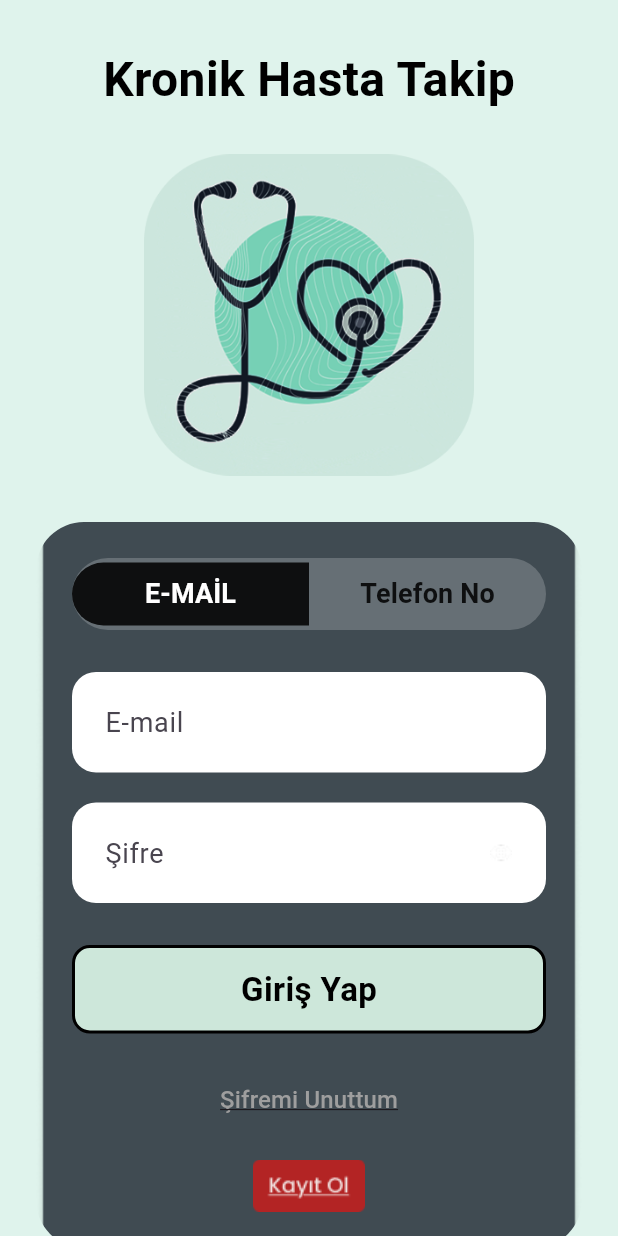
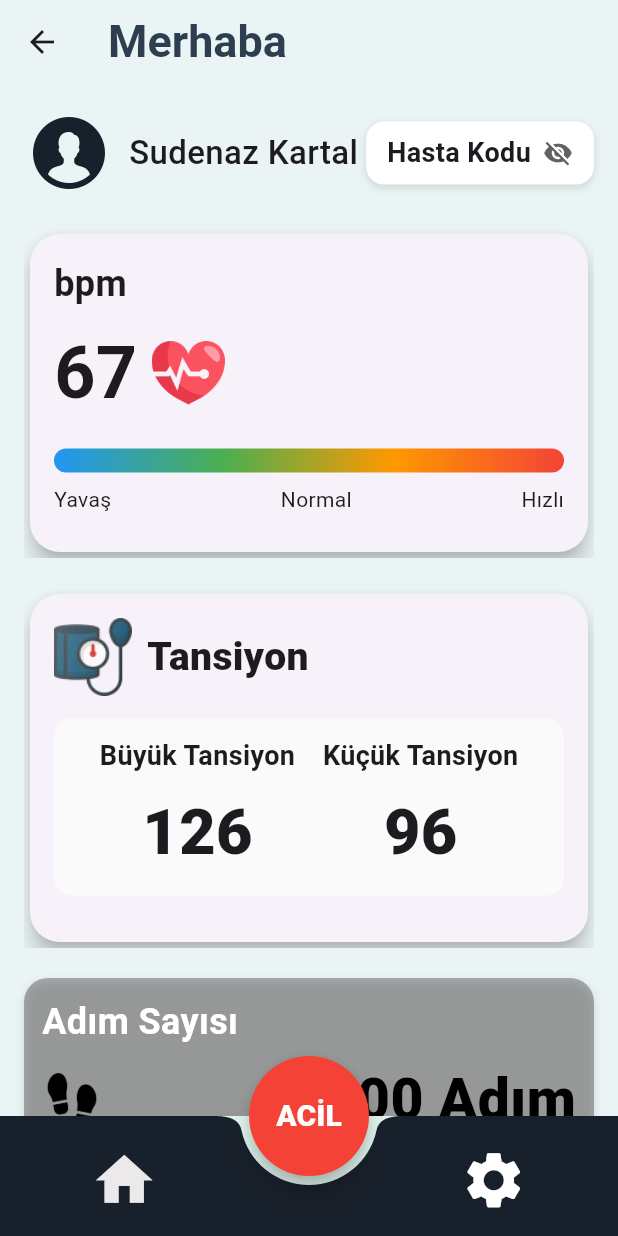
Before and after one commit to Muhammed-Canpolat/HealthAssistant, a Flutter app: the screen it shows after launch, after a tap on "Giriş Yap", on a phone screen of 412 x 824 dp. Run offline on Flutter 3.47's test engine with Material 3 defaults, Android fonts, the phone set to English and light mode, and no system bars; our stand-ins replace fl_chart.

Commit message:
değişiklik: home-page eklendi.

```diff
--- /dev/null
+++ b/lib/line_chart_sample.dart
@@ -0,0 +1,90 @@
+import 'package:fl_chart/fl_chart.dart';
+import 'package:flutter/material.dart';
+
+class LineChartSample extends StatelessWidget {
+  @override
+  Widget build(BuildContext context) {
+    return Center(
+      child: Container(
+        width: double.infinity,
+        height: 240,
+        padding: const EdgeInsets.only(
+          top: 16,
+          left: 20,
+          right: 12,
+          bottom: 12,
+        ),
+        child: Column(
+          crossAxisAlignment: CrossAxisAlignment.start,
+          children: [
+            const SizedBox(height: 8),
+            Expanded(
+              child: LineChart(
+                LineChartData(
+                  minX: 0,
+                  maxX: 60,
+                  minY: 0,
+                  maxY: 120,
+                  titlesData: FlTitlesData(
+                    bottomTitles: AxisTitles(
+                      sideTitles: SideTitles(
+                        showTitles: true,
+                        interval: 15,
+                        getTitlesWidget: (value, meta) {
+                          return Text(
+                            '${value.toInt()} dk',
+                            style: TextStyle(fontSize: 13),
+                          );
+                        },
+                      ),
+                    ),
+                    leftTitles: AxisTitles(
+                      sideTitles: SideTitles(
+                        showTitles: true,
+                        interval: 40,
+                        reservedSize: 42,
+                        getTitlesWidget: (value, meta) {
+                          return Text(
+                            '${value.toInt()}',
+                            style: TextStyle(fontSize: 13),
+                          );
+                        },
+                      ),
+                    ),
+                    topTitles: AxisTitles(
+                      sideTitles: SideTitles(showTitles: false),
+                    ),
+                    rightTitles: AxisTitles(
+                      sideTitles: SideTitles(showTitles: false),
+                    ),
+                  ),
+                  gridData: FlGridData(show: true),
+                  borderData: FlBorderData(show: false),
+                  lineBarsData: [
+                    LineChartBarData(
+                      spots: const [
+                        FlSpot(0, 120),
+                        FlSpot(15, 130),
+                        FlSpot(30, 115),
+                        FlSpot(45, 140),
+                        FlSpot(60, 125),
+                      ],
+                      isCurved: true,
+                      color: Colors.blueAccent,
+                      barWidth: 3,
+                      belowBarData: BarAreaData(
+                        show: true,
+                        color: Colors.blueAccent.withOpacity(0.3),
+                      ),
+                      dotData: FlDotData(show: true),
+                    ),
+                  ],
+                ),
+              ),
+            ),
+          ],
+        ),
+      ),
+    );
+  }
+}
--- a/lib/main.dart
+++ b/lib/main.dart
@@ -7,6 +7,9 @@ import 'screens/register_relative_screen.dart';
 import 'screens/forgot_password_screen.dart';
 import 'screens/forgot_password_verify_screen.dart';
 import 'screens/forgot_password_reset_screen.dart';
+import 'screens/home_page.dart';
+import 'screens/settings.dart';
+import 'screens/emergency.dart';
 
 void main() {
   runApp(const KronikHastaTakipApp());
@@ -34,7 +37,84 @@ class KronikHastaTakipApp extends StatelessWidget {
         '/forgotPassword': (context) => const ForgotPasswordScreen(),
         '/forgotVerify': (context) => const ForgotVerifyScreen(),
         '/resetPassword': (context) => const ForgotResetScreen(),
+        '/home': (context) => AltNavigasyon(),
       },
     );
   }
 }
+
+class AltNavigasyon extends StatefulWidget {
+  @override
+  _AltNavigasyonState createState() => _AltNavigasyonState();
+}
+
+class _AltNavigasyonState extends State<AltNavigasyon> {
+  int _seciliIndex = 0;
+
+  final List<Widget> _sayfalar = [HomePage(), Settings()];
+
+  @override
+  Widget build(BuildContext context) {
+    return Scaffold(
+      body: _sayfalar[_seciliIndex],
+
+      floatingActionButton: SizedBox(
+        width: 80,
+        height: 80,
+        child: FloatingActionButton(
+          backgroundColor: Colors.red,
+          shape: CircleBorder(),
+          child: Text(
+            "ACİL",
+            style: TextStyle(
+              fontWeight: FontWeight.w900,
+              color: Colors.white,
+              fontSize: 20,
+            ),
+          ),
+          onPressed: () {
+            Navigator.push(
+              context,
+              MaterialPageRoute(builder: (context) => Emergency()),
+            );
+          },
+        ),
+      ),
+
+      floatingActionButtonLocation: FloatingActionButtonLocation.centerDocked,
+      bottomNavigationBar: BottomAppBar(
+        color: const Color(0xFF18202B),
+        shape: const CircularNotchedRectangle(),
+        notchMargin: 6,
+        child: Container(
+          height: 60,
+          child: Row(
+            mainAxisAlignment: MainAxisAlignment.spaceAround,
+            children: [
+              IconButton(
+                icon: Icon(
+                  Icons.home,
+                  color:
+                      _seciliIndex == 0
+                          ? const Color.fromARGB(255, 235, 233, 233)
+                          : Colors.white,
+                  size: 45,
+                ),
+                onPressed: () => setState(() => _seciliIndex = 0),
+              ),
+              const SizedBox(width: 40), // ACİL buton boşluğu
+              IconButton(
+                icon: Icon(
+                  Icons.settings,
+                  color: _seciliIndex == 1 ? Colors.red : Colors.white,
+                  size: 45,
+                ),
+                onPressed: () => setState(() => _seciliIndex = 1),
+              ),
+            ],
+          ),
+        ),
+      ),
+    );
+  }
+}
--- /dev/null
+++ b/lib/screens/emergency.dart
@@ -0,0 +1,10 @@
+import 'package:flutter/material.dart';
+
+class Emergency extends StatelessWidget {
+  const Emergency({super.key});
+
+  @override
+  Widget build(BuildContext context) {
+    return const Placeholder();
+  }
+}
--- /dev/null
+++ b/lib/screens/home_page.dart
@@ -0,0 +1,530 @@
+import 'package:flutter/material.dart';
+import 'package:kronik_hasta_takip/line_chart_sample.dart';
+
+class TrianglePainter extends CustomPainter {
+  final Color color;
+  TrianglePainter({this.color = Colors.red});
+
+  @override
+  void paint(Canvas canvas, Size size) {
+    final paint =
+        Paint()
+          ..color = color
+          ..style = PaintingStyle.fill;
+
+    final path = Path();
+    path.moveTo(size.width / 2, size.height);
+    path.lineTo(0, 0);
+    path.lineTo(size.width, 0);
+    path.close();
+
+    canvas.drawPath(path, paint);
+  }
+
+  @override
+  bool shouldRepaint(covariant CustomPainter oldDelegate) => false;
+}
+
+class HomePage extends StatefulWidget {
+  @override
+  _HomePageState createState() => _HomePageState();
+}
+
+class _HomePageState extends State<HomePage> {
+  final PageController _bpmController = PageController();
+  final PageController _tansiyonController = PageController();
+
+  bool _hastaKoduGoster = false;
+  int _bpmSayfa = 0;
+  int _tansiyonSayfa = 0;
+
+  @override
+  void initState() {
+    super.initState();
+    _bpmController.addListener(_updateBpmPage);
+    _tansiyonController.addListener(_updateTansiyonPage);
+  }
+
+  void _updateBpmPage() {
+    setState(() {
+      _bpmSayfa = _bpmController.page?.round() ?? 0;
+    });
+  }
+
+  void _updateTansiyonPage() {
+    setState(() {
+      _tansiyonSayfa = _tansiyonController.page?.round() ?? 0;
+    });
+  }
+
+  @override
+  void dispose() {
+    _bpmController.removeListener(_updateBpmPage);
+    _tansiyonController.removeListener(_updateTansiyonPage);
+    _bpmController.dispose();
+    _tansiyonController.dispose();
+    super.dispose();
+  }
+
+  @override
+  Widget build(BuildContext context) {
+    return Scaffold(
+      backgroundColor: Color(0xFFEAF4F4),
+      appBar: AppBar(
+        backgroundColor: Colors.transparent,
+        elevation: 0,
+        centerTitle: false,
+        title: Text(
+          'Merhaba',
+          style: TextStyle(
+            fontSize: 30,
+            fontWeight: FontWeight.bold,
+            color: Color(0xFF2C3E50),
+          ),
+        ),
+      ),
+      body: SingleChildScrollView(
+        padding: const EdgeInsets.all(16.0),
+        child: Column(
+          children: [
+            _buildProfileRow(),
+            SizedBox(height: 20),
+            _buildBpmSection(),
+            SizedBox(height: 20),
+            _buildTansiyonSection(),
+            SizedBox(height: 20),
+            _buildAltKonteyner(
+              "Adım Sayısı",
+              "1200",
+              "Adım",
+              "images/ayak.png",
+            ),
+            _buildAltKonteyner(
+              "Vücut Isısı",
+              "37",
+              "Derece",
+              "images/termostat.png",
+            ),
+            _buildAltKonteyner(
+              "Kan Oksijen Seviyesi",
+              "96",
+              "%",
+              "images/oksijen.png",
+            ),
+            _buildAltKonteyner(
+              "Stres Seviyesi",
+              "Düşük",
+              "",
+              "images/stres.png",
+            ),
+          ],
+        ),
+      ),
+    );
+  }
+
+  Widget _buildProfileRow() {
+    return Row(
+      mainAxisAlignment: MainAxisAlignment.spaceBetween,
+      children: [
+        Row(
+          children: [
+            CircleAvatar(
+              backgroundColor: Colors.transparent,
+              radius: 30,
+              backgroundImage: AssetImage('images/person.png'),
+            ),
+            SizedBox(width: 10),
+            Text(
+              'Sudenaz Kartal',
+              style: TextStyle(fontSize: 22, fontWeight: FontWeight.w500),
+            ),
+          ],
+        ),
+        _buildHastaKoduButton(),
+      ],
+    );
+  }
+
+  Widget _buildHastaKoduButton() {
+    return Container(
+      padding: EdgeInsets.symmetric(horizontal: 14, vertical: 8),
+      decoration: BoxDecoration(
+        color: Colors.white,
+        borderRadius: BorderRadius.circular(12),
+        boxShadow: [
+          BoxShadow(color: Colors.black12, blurRadius: 4, offset: Offset(0, 2)),
+        ],
+      ),
+      child: Row(
+        children: [
+          Text(
+            _hastaKoduGoster ? "KOD123" : "Hasta Kodu",
+            style: TextStyle(fontSize: 18, fontWeight: FontWeight.w700),
+          ),
+          SizedBox(width: 8),
+          GestureDetector(
+            onTap: () => setState(() => _hastaKoduGoster = !_hastaKoduGoster),
+            child: Icon(
+              _hastaKoduGoster ? Icons.visibility : Icons.visibility_off,
+              size: 20,
+              color: Colors.grey[700],
+            ),
+          ),
+        ],
+      ),
+    );
+  }
+
+  Widget _buildBpmSection() {
+    return SizedBox(
+      height: 220,
+      child: PageView(
+        controller: _bpmController,
+        children: [_buildBpmCard(67, _bpmSayfa), _buildBpmGraphCard()],
+      ),
+    );
+  }
+
+  Widget _buildBpmCard(int bpm, int sayfa) {
+    return Card(
+      shape: RoundedRectangleBorder(borderRadius: BorderRadius.circular(20)),
+      elevation: 6,
+      child: Padding(
+        padding: const EdgeInsets.all(16.0),
+        child: Column(
+          crossAxisAlignment: CrossAxisAlignment.start,
+          children: [
+            Text(
+              "bpm",
+              style: TextStyle(fontSize: 24, fontWeight: FontWeight.bold),
+            ),
+            SizedBox(height: 8),
+            Row(
+              children: [
+                Text(
+                  "$bpm",
+                  style: TextStyle(fontSize: 48, fontWeight: FontWeight.bold),
+                ),
+                SizedBox(width: 8),
+                Image.asset('images/kalp.png', width: 52, height: 52),
+              ],
+            ),
+            SizedBox(height: 16),
+            Container(
+              height: 16,
+              decoration: BoxDecoration(
+                gradient: LinearGradient(
+                  colors: [
+                    Colors.blue,
+                    Colors.green,
+                    Colors.orange,
+                    Colors.red,
+                  ],
+                ),
+                borderRadius: BorderRadius.circular(8),
+              ),
+            ),
+            SizedBox(height: 8),
+            Row(
+              mainAxisAlignment: MainAxisAlignment.spaceBetween,
+              children: const [Text("Yavaş"), Text("Normal"), Text("Hızlı")],
+            ),
+          ],
+        ),
+      ),
+    );
+  }
+
+  Widget _buildBpmGraphCard() {
+    return Card(
+      shape: RoundedRectangleBorder(borderRadius: BorderRadius.circular(20)),
+      elevation: 6,
+      child: Padding(
+        padding: const EdgeInsets.all(16.0),
+        child: Column(
+          crossAxisAlignment: CrossAxisAlignment.start,
+          children: [
+            Text(
+              "23 Nisan 2025",
+              style: TextStyle(fontSize: 18, fontWeight: FontWeight.w400),
+            ),
+            SizedBox(height: 12),
+            SizedBox(height: 100, child: LineChartSample()),
+            SizedBox(height: 12),
+            Text(
+              "#Kalp atış ritmi kaydı. Veriler örnek olarak gösterilmiştir.",
+              style: TextStyle(fontSize: 12),
+            ),
+          ],
+        ),
+      ),
+    );
+  }
+
+  Widget _buildTansiyonSection() {
+    return SizedBox(
+      height: 240,
+      child: PageView(
+        controller: _tansiyonController,
+        children: [
+          _buildTansiyon1(126, 96, _tansiyonSayfa),
+          _buildTansiyon2(126, 96, _tansiyonSayfa),
+        ],
+      ),
+    );
+  }
+
+  Widget _buildTansiyon2(int buyuk, int kucuk, int sayfa) {
+    return Card(
+      shape: RoundedRectangleBorder(borderRadius: BorderRadius.circular(20)),
+      elevation: 6,
+      child: Padding(
+        padding: const EdgeInsets.all(16.0),
+        child: Column(
+          crossAxisAlignment: CrossAxisAlignment.start,
+          children: [
+            Text(
+              "1 Mayıs 2025",
+              style: TextStyle(fontSize: 18, fontWeight: FontWeight.w400),
+            ),
+            SizedBox(height: 15),
+            Container(
+              padding: EdgeInsets.symmetric(vertical: 12, horizontal: 8),
+              decoration: BoxDecoration(
+                borderRadius: BorderRadius.circular(12),
+                color: Colors.grey[50],
+              ),
+              child: Row(
+                mainAxisAlignment: MainAxisAlignment.spaceEvenly,
+                children: [
+                  // Büyük Tansiyon
+                  Column(
+                    children: [
+                      Text(
+                        "Büyük Tansiyon",
+                        style: TextStyle(
+                          fontSize: 20,
+                          fontWeight: FontWeight.bold,
+                        ),
+                      ),
+                      SizedBox(height: 10),
+                      Row(
+                        children: [
+                          Column(
+                            children: [
+                              Text("Max", style: TextStyle(fontSize: 16)),
+                              SizedBox(height: 4),
+                              Text(
+                                "142",
+                                style: TextStyle(
+                                  fontSize: 24,
+                                  fontWeight: FontWeight.bold,
+                                ),
+                              ),
+                            ],
+                          ),
+                          SizedBox(width: 20),
+                          Column(
+                            children: [
+                              Text("Min", style: TextStyle(fontSize: 16)),
+                              SizedBox(height: 4),
+                              Text(
+                                "109",
+                                style: TextStyle(
+                                  fontSize: 24,
+                                  fontWeight: FontWeight.bold,
+                                ),
+                              ),
+                            ],
+                          ),
+                        ],
+                      ),
+                    ],
+                  ),
+
+                  // Dikey ayırıcı çizgi
+                  Container(
+                    height: 80,
+                    width: 1.5,
+                    color: Colors.grey,
+                    margin: EdgeInsets.symmetric(horizontal: 16),
+                  ),
+
+                  // Küçük Tansiyon
+                  Column(
+                    children: [
+                      Text(
+                        "Küçük Tansiyon",
+                        style: TextStyle(
+                          fontSize: 20,
+                          fontWeight: FontWeight.bold,
+                        ),
+                      ),
+                      SizedBox(height: 10),
+                      Row(
+                        children: [
+                          Column(
+                            children: [
+                              Text("Max", style: TextStyle(fontSize: 16)),
+                              SizedBox(height: 4),
+                              Text(
+                                "98",
+                                style: TextStyle(
+                                  fontSize: 24,
+                                  fontWeight: FontWeight.bold,
+                                ),
+                              ),
+                            ],
+                          ),
+                          SizedBox(width: 20),
+                          Column(
+                            children: [
+                              Text("Min", style: TextStyle(fontSize: 16)),
+                              SizedBox(height: 4),
+                              Text(
+                                "68",
+                                style: TextStyle(
+                                  fontSize: 24,
+                                  fontWeight: FontWeight.bold,
+                                ),
+                              ),
+                            ],
+                          ),
+                        ],
+                      ),
+                    ],
+                  ),
+                ],
+              ),
+            ),
+          ],
+        ),
+      ),
+    );
+  }
+
+  Widget _buildTansiyon1(int buyuk, int kucuk, int sayfa) {
+    return Card(
+      shape: RoundedRectangleBorder(borderRadius: BorderRadius.circular(20)),
+      elevation: 6,
+      child: Padding(
+        padding: const EdgeInsets.all(16.0),
+        child: Column(
+          children: [
+            Row(
+              children: [
+                Image.asset('images/tansiyon.png', width: 52, height: 52),
+                SizedBox(width: 10),
+                Text(
+                  "Tansiyon",
+                  style: TextStyle(fontSize: 26, fontWeight: FontWeight.w800),
+                ),
+              ],
+            ),
+            SizedBox(height: 15),
+            Container(
+              padding: EdgeInsets.all(12),
+              decoration: BoxDecoration(
+                borderRadius: BorderRadius.circular(12),
+                color: Colors.grey[50],
+              ),
+              child: Row(
+                mainAxisAlignment: MainAxisAlignment.spaceEvenly,
+                children: [
+                  // Büyük Tansiyon
+                  Column(
+                    children: [
+                      Text(
+                        "Büyük Tansiyon",
+                        style: TextStyle(
+                          fontSize: 18,
+                          fontWeight: FontWeight.bold,
+                        ),
+                      ),
+                      SizedBox(height: 8),
+                      Text(
+                        buyuk.toString(), // 126
+                        style: TextStyle(
+                          fontSize: 42,
+                          fontWeight: FontWeight.w900,
+                        ),
+                      ),
+                    ],
+                  ),
+                  // Küçük Tansiyon
+                  Column(
+                    children: [
+                      Text(
+                        "Küçük Tansiyon",
+                        style: TextStyle(
+                          fontSize: 18,
+                          fontWeight: FontWeight.bold,
+                        ),
+                      ),
+                      SizedBox(height: 8),
+                      Text(
+                        kucuk.toString(), // 96
+                        style: TextStyle(
+                          fontSize: 42,
+                          fontWeight: FontWeight.w900,
+                        ),
+                      ),
+                    ],
+                  ),
+                ],
+              ),
+            ),
+          ],
+        ),
+      ),
+    );
+  }
+
+  Widget _buildAltKonteyner(
+    String baslik,
+    String deger,
+    String birim,
+    String imagePath,
+  ) {
+    return Container(
+      margin: EdgeInsets.only(bottom: 15),
+      padding: EdgeInsets.all(12),
+      decoration: BoxDecoration(
+        color: Color.fromARGB(255, 66, 60, 60).withOpacity(0.4),
+        borderRadius: BorderRadius.circular(16),
+        boxShadow: [
+          BoxShadow(color: Colors.black12, blurRadius: 4, offset: Offset(0, 2)),
+        ],
+      ),
+      child: Column(
+        crossAxisAlignment: CrossAxisAlignment.start,
+        children: [
+          Text(
+            baslik,
+            style: TextStyle(
+              fontSize: 24,
+              fontWeight: FontWeight.bold,
+              color: Colors.white,
+            ),
+          ),
+          SizedBox(height: 8),
+          Row(
+            mainAxisAlignment: MainAxisAlignment.spaceBetween,
+            children: [
+              Image.asset(imagePath, width: 40, height: 40),
+              Text(
+                "$deger $birim",
+                style: TextStyle(
+                  fontSize: 38,
+                  fontWeight: FontWeight.w800,
+                  color: Colors.black,
+                ),
+              ),
+            ],
+          ),
+        ],
+      ),
+    );
+  }
+}
--- /dev/null
+++ b/lib/screens/settings.dart
@@ -0,0 +1,10 @@
+import 'package:flutter/material.dart';
+
+class Settings extends StatelessWidget {
+  const Settings({super.key});
+
+  @override
+  Widget build(BuildContext context) {
+    return const Placeholder();
+  }
+}
```
Also changed, not shown: pubspec.yaml (+9 -0 lines), images/adim.png (added), images/ayak.png (added), images/kalp.png (added), images/oksijen.png (added), images/person.png (added), images/stres.png (added), images/tansiyon.png (added), images/termostat.png (added), pubspec.lock.
